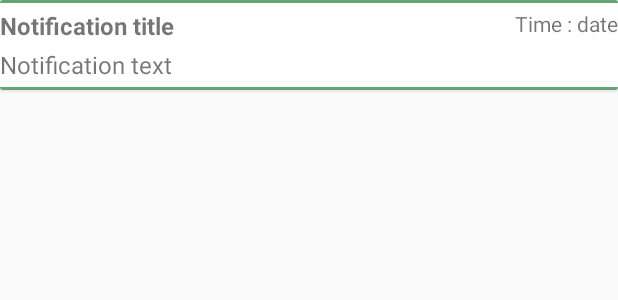
After one commit to knezo/android_tripOrganizer, an Android app: the layout notification_row.xml on its own in the app's theme, with its tools: preview values and no code run, on a phone screen of 412 x 824 dp. The commit adds this screen. Shown: the top 300 px of the screen. Run offline under Robolectric (Android 15) with nearby library versions, the phone set to English and light mode, and no system bars.

Commit message:
Implemented notifications

```diff
--- a/app/src/main/java/com/example/triporganizer/Fragments/FutureTripsFragment.java
+++ b/app/src/main/java/com/example/triporganizer/Fragments/FutureTripsFragment.java
@@ -118,13 +118,11 @@ public class FutureTripsFragment extends Fragment {
 
         //add new trip floating action button
         fab.setOnClickListener(v -> {
-//            Toast.makeText(getActivity(), "you clikced on fab button", Toast.LENGTH_LONG).show();
-//                openNewTripDialog();
+
             startActivity(new Intent(getActivity(), NewTripActivity.class));
         });
 
-//        TextView textView = (TextView) view.findViewById(R.id.tekstzazamjenu);
-//        textView.setText("Promjenjen je tekstic");
+
         return view;
 
 
--- a/app/src/main/java/com/example/triporganizer/MainActivity.java
+++ b/app/src/main/java/com/example/triporganizer/MainActivity.java
@@ -20,6 +20,7 @@ import androidx.recyclerview.widget.RecyclerView;
 
 import com.example.triporganizer.Adapters.TripAdapter;
 import com.example.triporganizer.Fragments.FutureTripsFragment;
+import com.example.triporganizer.Fragments.NotificationFragment;
 import com.example.triporganizer.Fragments.PastTripsFragment;
 import com.example.triporganizer.Fragments.ProfileFragment;
 import com.example.triporganizer.Models.Trip;
@@ -133,6 +134,10 @@ public class MainActivity extends AppCompatActivity implements NavigationView.On
                 getSupportFragmentManager().beginTransaction().replace(R.id.fragment_container, new PastTripsFragment()).commit();
                 getSupportActionBar().setTitle("Past trips");
                 break;
+            case R.id.nav_notifications:
+                getSupportFragmentManager().beginTransaction().replace(R.id.fragment_container, new NotificationFragment()).commit();
+                getSupportActionBar().setTitle("Notifications");
+                break;
             case R.id.nav_profile:
                 getSupportFragmentManager().beginTransaction().replace(R.id.fragment_container, new ProfileFragment(user)).commit();
                 getSupportActionBar().setTitle("Profile");
--- a/app/src/main/java/com/example/triporganizer/NewTripActivity.java
+++ b/app/src/main/java/com/example/triporganizer/NewTripActivity.java
@@ -256,7 +256,6 @@ public class NewTripActivity extends AppCompatActivity {
             etLocation.setText(place.getAddress());
 
             String positionLatLng = String.valueOf(place.getLatLng());
-            Toast.makeText(getApplicationContext(), positionLatLng, Toast.LENGTH_LONG).show();
             etLat.setText(String.valueOf(place.getLatLng().latitude));
             etLng.setText(String.valueOf(place.getLatLng().longitude));
 
--- /dev/null
+++ b/app/src/main/res/drawable/ic_notifications_none_black_24dp.xml
@@ -0,0 +1,5 @@
+<vector android:height="24dp" android:tint="#313131"
+    android:viewportHeight="24.0" android:viewportWidth="24.0"
+    android:width="24dp" xmlns:android="http://schemas.android.com/apk/res/android">
+    <path android:fillColor="#FF000000" android:pathData="M12,22c1.1,0 2,-0.9 2,-2h-4c0,1.1 0.9,2 2,2zM18,16v-5c0,-3.07 -1.63,-5.64 -4.5,-6.32L13.5,4c0,-0.83 -0.67,-1.5 -1.5,-1.5s-1.5,0.67 -1.5,1.5v0.68C7.64,5.36 6,7.92 6,11v5l-2,2v1h16v-1l-2,-2zM16,17L8,17v-6c0,-2.48 1.51,-4.5 4,-4.5s4,2.02 4,4.5v6z"/>
+</vector>
--- /dev/null
+++ b/app/src/main/res/layout/notification_row.xml
@@ -0,0 +1,67 @@
+<?xml version="1.0" encoding="utf-8"?>
+<androidx.cardview.widget.CardView xmlns:android="http://schemas.android.com/apk/res/android"
+    xmlns:app="http://schemas.android.com/apk/res-auto"
+    android:id="@+id/card_view"
+    android:layout_width="match_parent"
+    android:layout_height="wrap_content"
+    android:layout_gravity="top"
+    android:layout_marginBottom="16dp">
+
+    <LinearLayout
+        android:layout_width="match_parent"
+        android:layout_height="wrap_content"
+        android:orientation="vertical">
+
+        <View
+        android:layout_width="match_parent"
+        android:layout_height="2dp"
+        android:background="@color/greenish1" />
+
+        <RelativeLayout
+            android:layout_width="match_parent"
+            android:layout_height="wrap_content"
+            android:layout_marginVertical="4dp">
+
+            <TextView
+                android:id="@+id/tv_notification_title"
+                android:layout_width="match_parent"
+                android:layout_height="wrap_content"
+                android:text="Notification title"
+                android:textSize="16sp"
+                android:textStyle="bold"/>
+
+            <TextView
+                android:id="@+id/tv_notification_text"
+                android:layout_width="match_parent"
+                android:layout_height="wrap_content"
+                android:text="Notification text"
+                android:layout_marginTop="4dp"
+                android:textSize="16sp"
+                android:layout_below="@+id/tv_notification_title"/>
+
+            <TextView
+                android:id="@+id/tv_notification_date"
+                android:layout_width="wrap_content"
+                android:layout_height="wrap_content"
+                android:text="Time : date"
+                android:layout_alignParentEnd="true"/>
+
+
+
+
+
+        </RelativeLayout>
+
+        <View
+            android:layout_width="match_parent"
+            android:layout_height="2dp"
+            android:background="@color/greenish1" />
+
+    </LinearLayout>
+
+
+
+
+
+
+</androidx.cardview.widget.CardView>
--- a/app/src/main/res/menu/drawer_menu.xml
+++ b/app/src/main/res/menu/drawer_menu.xml
@@ -15,6 +15,10 @@
             android:id="@+id/nav_profile"
             android:icon="@drawable/ic_person_outline_black_24dp"
             android:title="@string/profile" />
+        <item
+            android:id="@+id/nav_notifications"
+            android:icon="@drawable/ic_notifications_none_black_24dp"
+            android:title="Notifications"/>
 
     </group>
 
--- a/app/src/main/res/values/styles.xml
+++ b/app/src/main/res/values/styles.xml
@@ -4,7 +4,7 @@
     <style name="AppTheme" parent="Theme.AppCompat.Light.DarkActionBar">
         <!-- Customize your theme here. -->
         <item name="colorPrimary">@color/greenish1</item>
-        <item name="colorPrimaryDark">@color/colorPrimaryDark</item>
+        <item name="colorPrimaryDark">#000000</item>
         <item name="colorAccent">@color/colorAccent</item>
     </style>
 
```
Also changed, not shown: app/src/main/java/com/example/triporganizer/Adapters/NotificationAdapter.java (added, +73 -0 lines), app/src/main/java/com/example/triporganizer/Adapters/TasklistAdapter.java (+41 -1 lines), app/src/main/java/com/example/triporganizer/Fragments/NotificationFragment.java (added, +160 -0 lines), app/src/main/java/com/example/triporganizer/Models/Notification.java (added, +62 -0 lines), app/src/main/java/com/example/triporganizer/TripActivity.java (+55 -4 lines), app/src/main/res/layout/fragment_notifications.xml (added, +44 -0 lines).
